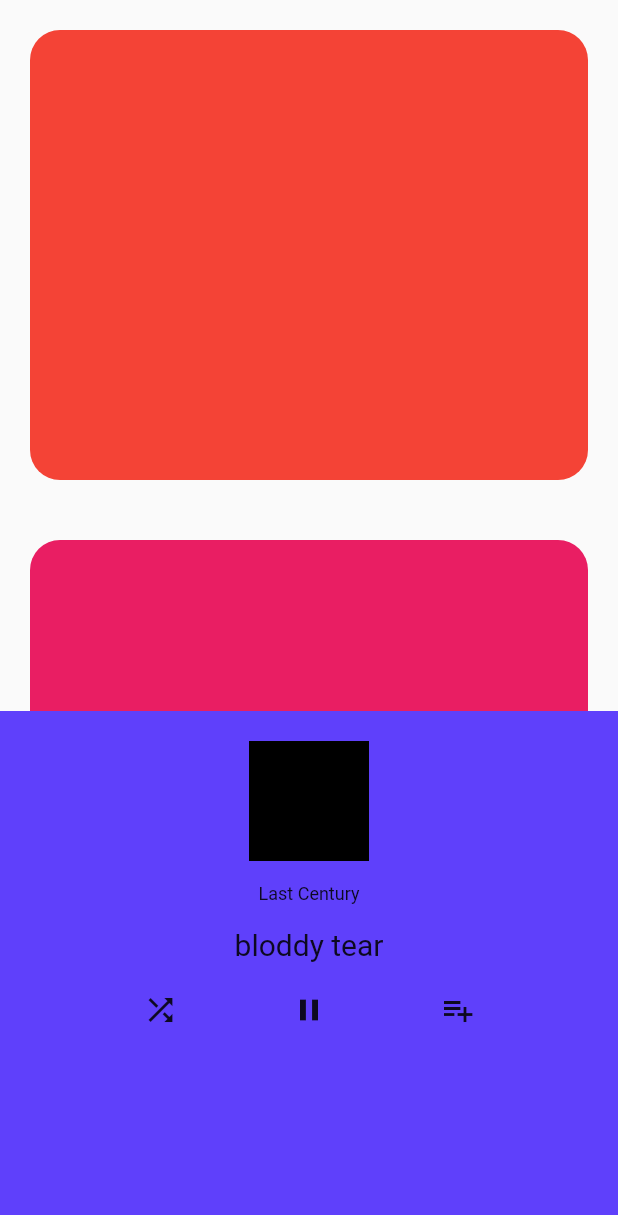
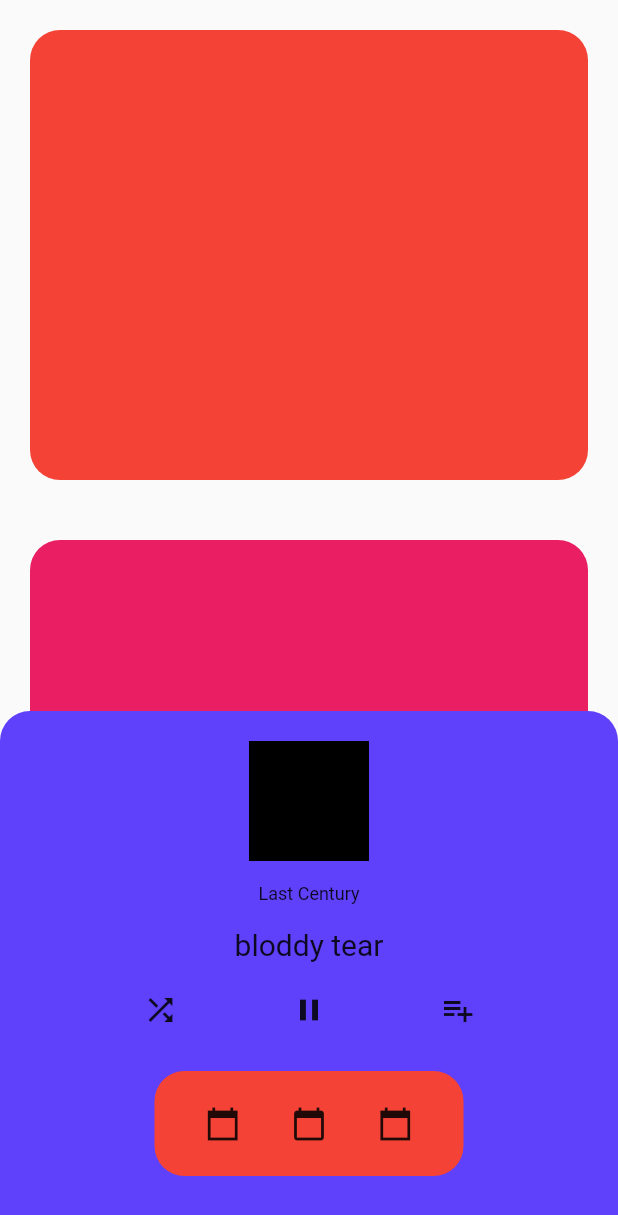
Before and after one commit to kleysonklaus/flutter_expandable_nav_bar, a Flutter app: the screen it shows after launch, on a phone screen of 412 x 824 dp. Shown: the top 1215 px of the screen. Run offline on Flutter 3.47's test engine with Material 2 defaults, Android fonts, the light colour scheme and no system bars.

Commit message:
feat(_buildMenucontent): show basic menu to be

```diff
--- a/lib/app/main_expandable_nav_bar.dart
+++ b/lib/app/main_expandable_nav_bar.dart
@@ -15,12 +15,14 @@ class MainExpandableNavBar extends StatefulWidget {
 class MainExpandableNavBarState extends State<MainExpandableNavBar> {
   @override
   Widget build(BuildContext context) {
+    final size = MediaQuery.of(context).size;
+    final menuWith = MediaQuery.of(context).size.width * 0.5;
     return Scaffold(
       body: ListView.builder(
         itemCount: 5,
         itemBuilder: (context, index) {
           return Padding(
-            padding: EdgeInsets.all(20),
+            padding: const EdgeInsets.all(20),
             child: Container(
               height: 300,
               decoration: BoxDecoration(
@@ -39,15 +41,32 @@ class MainExpandableNavBarState extends State<MainExpandableNavBar> {
             bottom: 0,
             left: 0,
             right: 0,
-            child: Container(color: _cardColor, child: _buildExpandedContent()),
+            child: Container(
+              decoration: const BoxDecoration(
+                color: _cardColor,
+                borderRadius: BorderRadius.vertical(
+                  top: Radius.circular(20),
+                ),
+              ),
+              child: _buildExpandedContent(),
+            ),
           ),
-          // Positioned(
-          //   height: _maxHeight,
-          //   bottom: 40,
-          //   left: 0,
-          //   right: 0,
-          //   child: Container(color: _cardColor, child: _buildExpandedContent()),
-          // ),
+          Positioned(
+            height: _minHeight,
+            left: size.width / 2 - menuWith / 2,
+            width: menuWith,
+            bottom: 40,
+            child: Container(
+              decoration: const BoxDecoration(
+                color: Colors.red,
+                borderRadius: BorderRadius.vertical(
+                  top: Radius.circular(20),
+                  bottom: Radius.circular(20),
+                ),
+              ),
+              child: _buildMenuContent(),
+            ),
+          ),
         ],
       ),
     );
```
